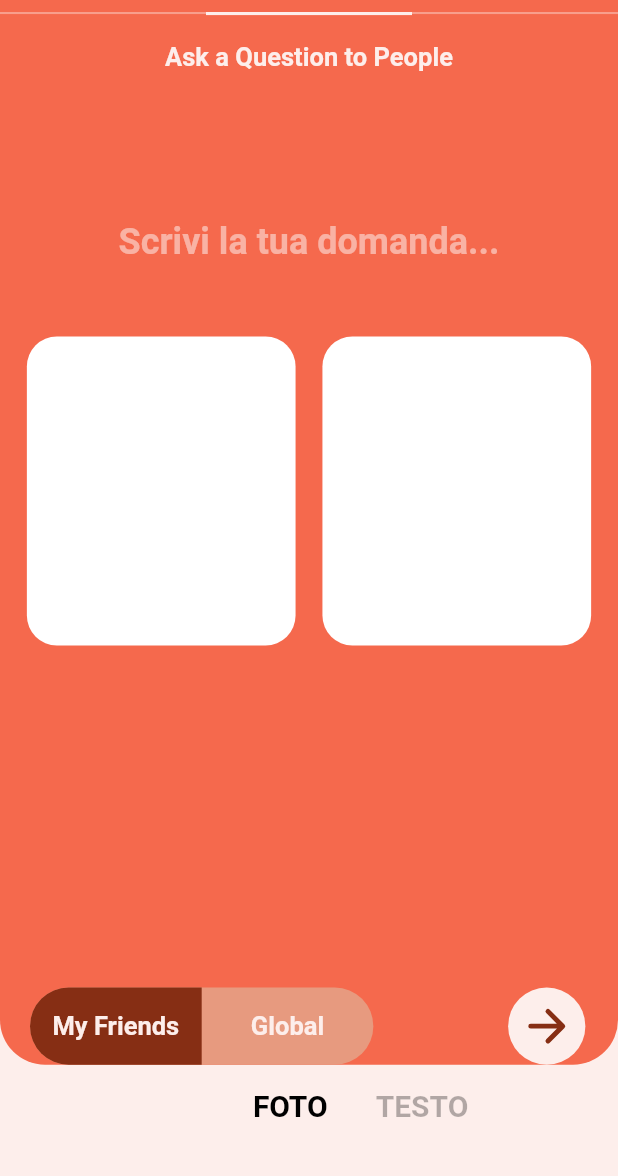
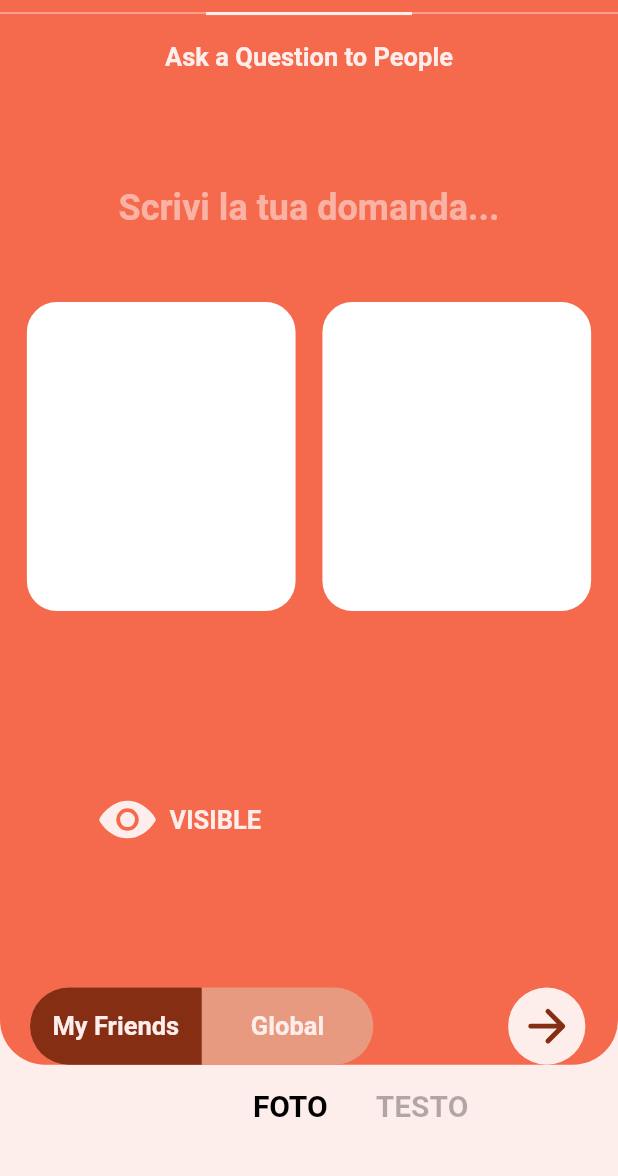
Before and after one commit to Davide042003/gas, a Flutter app: the PublishPostPage screen opened directly with empty values, on a phone screen of 412 x 824 dp, the part 60-1236 px from its top. Run offline on Flutter 3.47's test engine with Material 2 defaults, Android fonts, the phone set to English and light mode, and no system bars; our stand-ins replace animate_do, cloud_firestore, contacts_service, country_picker, firebase_auth, firebase_core and 10 more; accounts and stored records are empty; Roboto replaces fonts that are missing (Helvetica).

Commit message:
working on publish post

```diff
--- a/lib/publish_post.dart
+++ b/lib/publish_post.dart
@@ -18,6 +18,7 @@ class PublishPostPage extends ConsumerStatefulWidget {
 class _PublishPostPageState extends ConsumerState<PublishPostPage> {
   bool myFriends = true;
   bool isPics = true;
+  bool isAnonymous = false;
 
   @override
   void didChangeDependencies() {
@@ -103,7 +104,7 @@ class _PublishPostPageState extends ConsumerState<PublishPostPage> {
                   ],
                 )),
                     SizedBox(
-                      height: screenHeight/9,
+                      height: screenHeight/12,
                     ),
                     Padding(
                   padding: EdgeInsets.symmetric(horizontal: 20),
@@ -179,6 +180,38 @@ class _PublishPostPageState extends ConsumerState<PublishPostPage> {
                         // Add your content for the single container here when isPics is false
                       ),
                     ),
+                    SizedBox(height: 115,),
+                    Padding(padding: EdgeInsets.symmetric(horizontal: 20),
+                        child: Row(
+                      children: [
+                        SizedBox(width: 45,),
+                        ElevatedButton.icon(
+                          onPressed: () {
+                            setState(() {
+                              if (isAnonymous == true){
+                                isAnonymous = false;
+                              }else {
+                                isAnonymous = true;
+                              }
+                            });
+                          },
+                          icon: Icon(
+                            isAnonymous ? Ionicons.eye_off : Ionicons.eye,
+                            size: 40,
+                            color: AppColors.white,
+                          ),
+                          label: Text(
+                            isAnonymous ? "ANONYMOUS" : "VISIBLE",
+                            style: ref.watch(stylesProvider).text.invite.copyWith(fontSize: 17),
+                          ),
+                          style: ElevatedButton.styleFrom(
+                            elevation: 0,
+                            padding: EdgeInsets.zero,
+                            backgroundColor: Colors.transparent
+                          ),
+                        ),
+                      ],
+                    )),
                 Spacer(),
                 Padding(
                     padding: EdgeInsets.symmetric(horizontal: 20),
```
